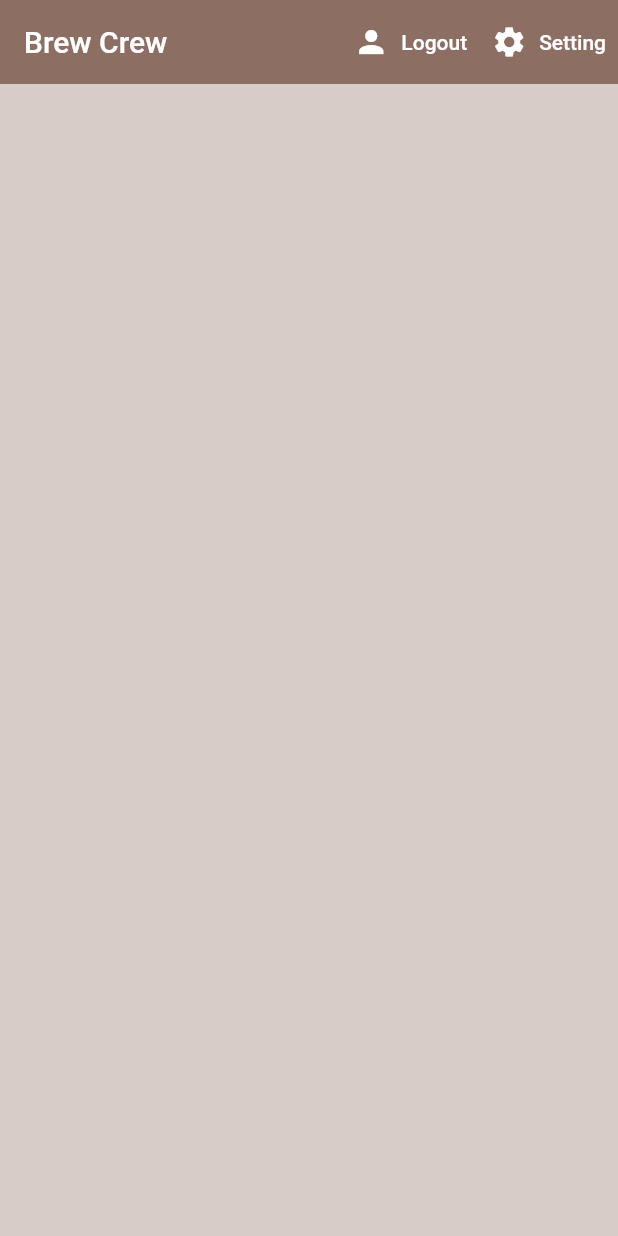
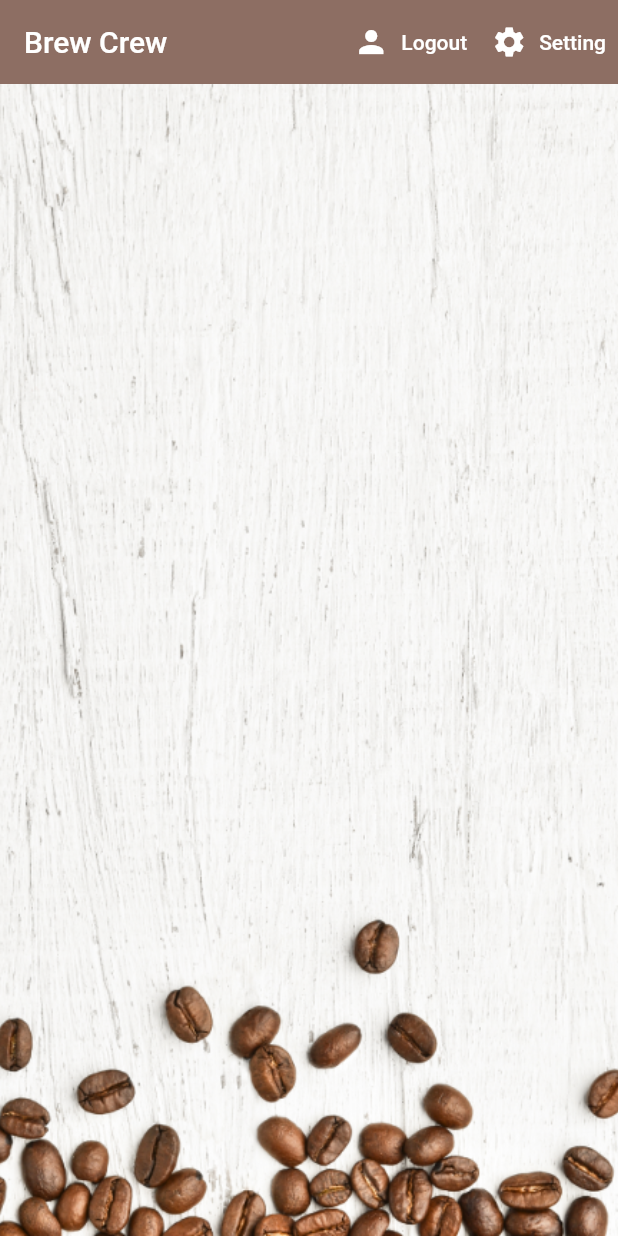
Before and after one commit to kenVis1529/Brew-crew, a Flutter app: the screen it shows once a user with an empty profile is signed in, on a phone screen of 412 x 824 dp. Run offline on Flutter 3.47's test engine with Material 2 defaults, Android fonts, the phone set to English and light mode, and no system bars; our stand-ins replace cloud_firestore, firebase_auth, firebase_core, flutter_spinkit; accounts and stored records are empty.

Commit message:
Finishing Touches

```diff
--- a/lib/screens/home/brew_tile.dart
+++ b/lib/screens/home/brew_tile.dart
@@ -14,6 +14,7 @@
         child: ListTile(
           leading: CircleAvatar(
             backgroundColor: Colors.brown[brew.strength],
+            backgroundImage: const AssetImage("assets/coffee_icon.png"),
           ),
           title: Text(brew.name),
           subtitle: Text("Takes ${brew.sugars} sugar(s)"),
--- a/lib/screens/home/home.dart
+++ b/lib/screens/home/home.dart
@@ -71,7 +71,15 @@
             )
           ],
         ),
-        body: const BrewList(),
+        body: Container(
+            decoration: const BoxDecoration(
+              image: DecorationImage(
+                image: AssetImage("assets/coffee_bg.png"),
+                fit: BoxFit
+                    .cover, // Nhỏ nhất có thể sao cho vẫn phủ BoxDecoration
+              ),
+            ),
+            child: const BrewList()),
       ),
     );
   }
--- a/pubspec.yaml
+++ b/pubspec.yaml
@@ -64,9 +64,8 @@
   uses-material-design: true
 
   # To add assets to your application, add an assets section, like this:
-  # assets:
-  #   - images/a_dot_burr.jpeg
-  #   - images/a_dot_ham.jpeg
+  assets:
+    - assets/
 
   # An image asset can refer to one or more resolution-specific "variants", see
   # https://flutter.dev/assets-and-images/#resolution-aware
```
Also changed, not shown: assets/coffee_bg.png (added), assets/coffee_icon.png (added).
